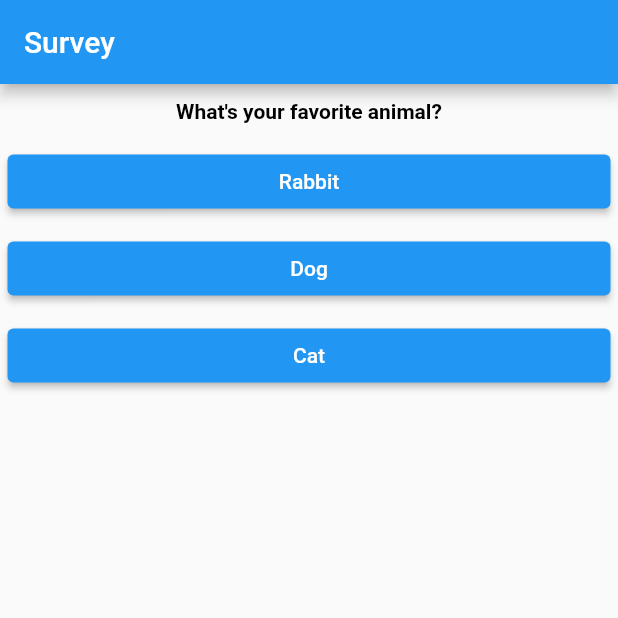
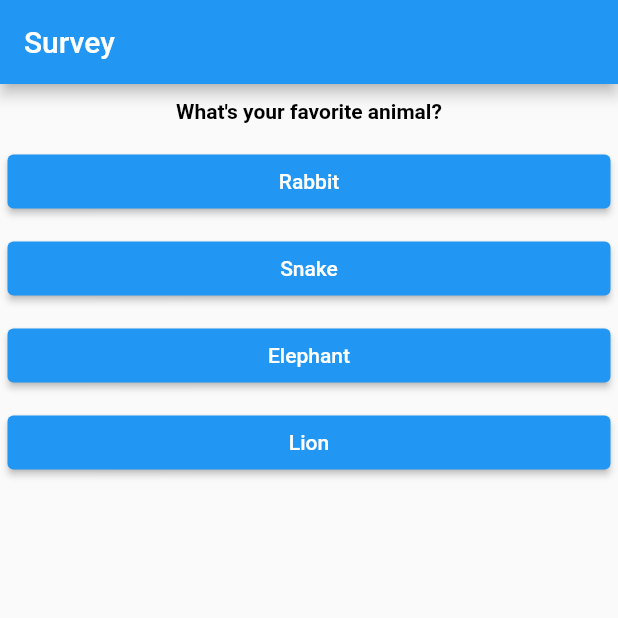
Before and after one commit to Aravindh1505/Flutter-Core, a Flutter app: the screen it shows after launch, after a tap on "Black", on a phone screen of 412 x 824 dp, the top half of it. Run offline on Flutter 3.47's test engine with Material 2 defaults, Android fonts, the phone set to English and light mode, and no system bars.

Commit message:
Added quiz and result widgets to optimize the code

```diff
--- a/lib/main.dart
+++ b/lib/main.dart
@@ -1,11 +1,8 @@
 import 'package:flutter/material.dart';
+import 'package:flutter_core/quiz.dart';
 
-import './question.dart';
-import './answer.dart';
-
-// void main() {
-//   runApp(MyApp());
-// }
+import './result.dart';
+import 'utils/utils.dart';
 
 void main() => runApp(const MyApp());
 
@@ -19,31 +16,17 @@ class MyApp extends StatefulWidget {
 }
 
 class _MyAppState extends State<MyApp> {
+  final _questions = Utils.questions;
   var _questionIndex = 0;
+  int _totalScore = 0;
 
-  var questions = [
-    {
-      'questionText': 'What\'s your favorite color?',
-      'answers': ['Red', 'Green', 'Black', 'Blue']
-    },
-    {
-      'questionText': 'What\'s your favorite animal?',
-      'answers': ['Rabbit', 'Dog', 'Cat']
-    },
-    {
-      'questionText': 'What\'s your favorite food?',
-      'answers': ['Idly', 'Dosa', 'Poori', 'Pizza']
-    }
-  ];
+  void _answerQuestion(int score) {
+    setState(() {
+      _questionIndex = _questionIndex + 1;
+      _totalScore += score;
+    });
 
-  void _answerQuestion() {
-    if (questions.length - 1 > _questionIndex) {
-      setState(() {
-        _questionIndex = _questionIndex + 1;
-      });
-    }
-
-    print(_questionIndex);
+    print('TotalScore : $_totalScore');
   }
 
   @override
@@ -53,14 +36,12 @@ class _MyAppState extends State<MyApp> {
         appBar: AppBar(
           title: const Text('Survey'),
         ),
-        body: Column(
-          children: [
-            Question(questions[_questionIndex]['questionText'] as String),
-            ...(questions[_questionIndex]['answers'] as List<String>)
-                .map((answer) => Answer(_answerQuestion, answer))
-                .toList()
-          ],
-        ),
+        body: _questionIndex < _questions.length
+            ? Quiz(
+                questions: _questions,
+                questionIndex: _questionIndex,
+                answerQuestion: _answerQuestion)
+            : Result(_totalScore),
       ),
     );
   }
--- /dev/null
+++ b/lib/quiz.dart
@@ -0,0 +1,29 @@
+import 'package:flutter/material.dart';
+
+import './question.dart';
+import './answer.dart';
+
+class Quiz extends StatelessWidget {
+  final List<Map<String, Object>> questions;
+  final int questionIndex;
+  final Function answerQuestion;
+
+  const Quiz({
+    super.key,
+    required this.questions,
+    required this.questionIndex,
+    required this.answerQuestion,
+  });
+
+  @override
+  Widget build(BuildContext context) {
+    return Column(
+      children: [
+        Question(questions[questionIndex]['questionText'] as String),
+        ...(questions[questionIndex]['answers'] as List<Map<String, Object>>)
+            .map((answer) => Answer(() => answerQuestion(answer['score']), answer['text'] as String))
+            .toList()
+      ],
+    );
+  }
+}
--- /dev/null
+++ b/lib/result.dart
@@ -0,0 +1,19 @@
+import 'package:flutter/material.dart';
+
+class Result extends StatelessWidget {
+  final int score;
+
+  const Result(this.score, {super.key});
+
+  @override
+  Widget build(BuildContext context) {
+    return Center(
+      child: Text('Your score is: $score',
+          style: const TextStyle(
+            fontSize: 20,
+            color: Colors.blue,
+            fontWeight: FontWeight.bold,
+          )),
+    );
+  }
+}
--- a/lib/utils/utils.dart
+++ b/lib/utils/utils.dart
@@ -1,9 +1,39 @@
 import 'package:flutter/foundation.dart';
 
 class Utils {
-   static void printLog(String msg) {
+  static void printLog(String msg) {
     if (kDebugMode) {
       print(msg);
     }
   }
+
+  static List<Map<String, Object>> questions = [
+    {
+      'questionText': 'What\'s your favorite color?',
+      'answers': [
+        {'text': 'Black', 'score': 10},
+        {'text': 'Red', 'score': 5},
+        {'text': 'Green', 'score': 3},
+        {'text': 'White', 'score': 1},
+      ],
+    },
+    {
+      'questionText': 'What\'s your favorite animal?',
+      'answers': [
+        {'text': 'Rabbit', 'score': 3},
+        {'text': 'Snake', 'score': 11},
+        {'text': 'Elephant', 'score': 5},
+        {'text': 'Lion', 'score': 9},
+      ],
+    },
+    {
+      'questionText': 'Who\'s your favorite instructor?',
+      'answers': [
+        {'text': 'Max', 'score': 1},
+        {'text': 'Max', 'score': 1},
+        {'text': 'Max', 'score': 1},
+        {'text': 'Max', 'score': 1},
+      ],
+    },
+  ];
 }
```
